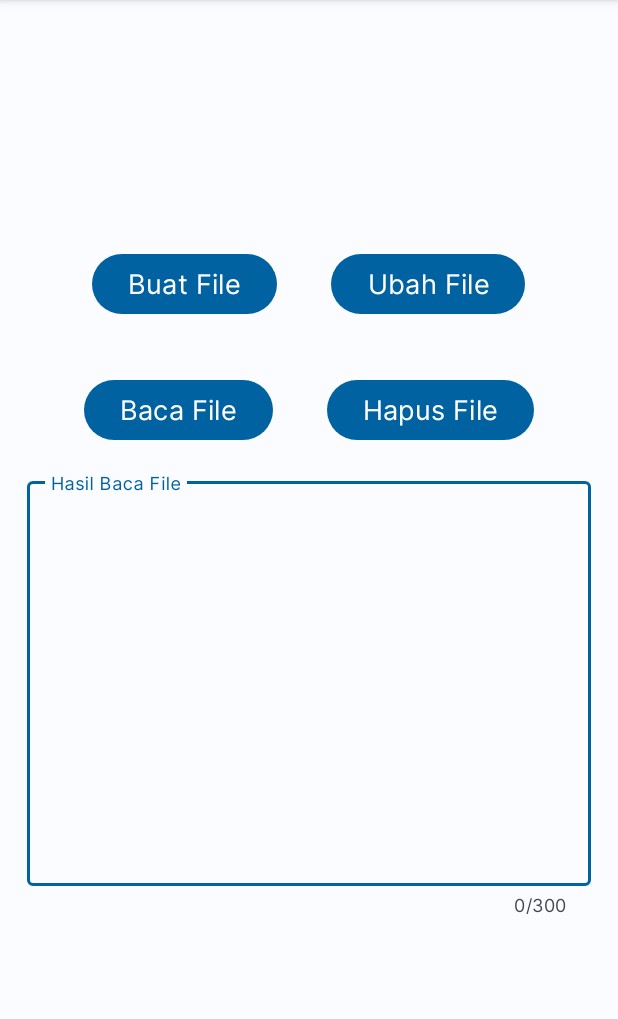
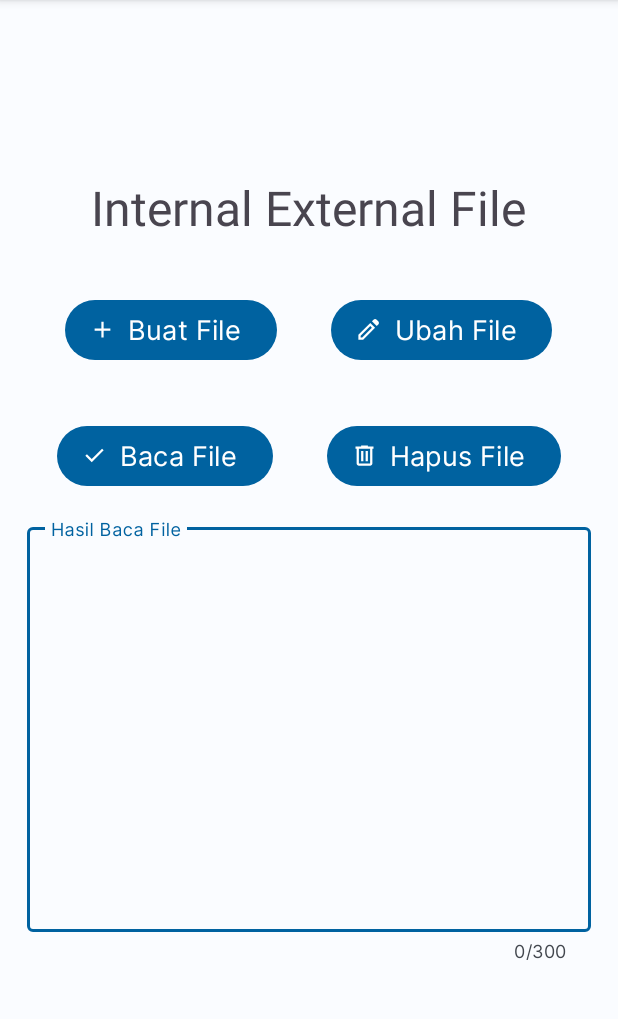
Before and after one commit to fierzahaikkal/pbo_java_android, an Android app: the InternalExternalActivity screen opened directly, with no data from a screen before it, on a phone screen of 412 x 824 dp, the part 96-1115 px from its top. Run offline under Robolectric (Android 15) with nearby library versions, the phone set to English and light mode, and no system bars.

Commit message:
feature: menambahkan act internal external

```diff
--- /dev/null
+++ b/app/src/main/res/drawable/add_24px.xml
@@ -0,0 +1,10 @@
+<vector xmlns:android="http://schemas.android.com/apk/res/android"
+    android:width="24dp"
+    android:height="24dp"
+    android:viewportWidth="960"
+    android:viewportHeight="960"
+    android:tint="?attr/colorControlNormal">
+  <path
+      android:fillColor="@android:color/white"
+      android:pathData="M440,760L440,520L200,520L200,440L440,440L440,200L520,200L520,440L760,440L760,520L520,520L520,760L440,760Z"/>
+</vector>
--- /dev/null
+++ b/app/src/main/res/drawable/check_24px.xml
@@ -0,0 +1,10 @@
+<vector xmlns:android="http://schemas.android.com/apk/res/android"
+    android:width="24dp"
+    android:height="24dp"
+    android:viewportWidth="960"
+    android:viewportHeight="960"
+    android:tint="?attr/colorControlNormal">
+  <path
+      android:fillColor="@android:color/white"
+      android:pathData="M382,720L154,492L211,435L382,606L749,239L806,296L382,720Z"/>
+</vector>
--- /dev/null
+++ b/app/src/main/res/drawable/delete_24px.xml
@@ -0,0 +1,10 @@
+<vector xmlns:android="http://schemas.android.com/apk/res/android"
+    android:width="24dp"
+    android:height="24dp"
+    android:viewportWidth="960"
+    android:viewportHeight="960"
+    android:tint="?attr/colorControlNormal">
+  <path
+      android:fillColor="@android:color/white"
+      android:pathData="M280,840Q247,840 223.5,816.5Q200,793 200,760L200,240L160,240L160,160L360,160L360,120L600,120L600,160L800,160L800,240L760,240L760,760Q760,793 736.5,816.5Q713,840 680,840L280,840ZM680,240L280,240L280,760Q280,760 280,760Q280,760 280,760L680,760Q680,760 680,760Q680,760 680,760L680,240ZM360,680L440,680L440,320L360,320L360,680ZM520,680L600,680L600,320L520,320L520,680ZM280,240L280,240L280,760Q280,760 280,760Q280,760 280,760L280,760Q280,760 280,760Q280,760 280,760L280,240Z"/>
+</vector>
--- /dev/null
+++ b/app/src/main/res/drawable/edit_24px.xml
@@ -0,0 +1,10 @@
+<vector xmlns:android="http://schemas.android.com/apk/res/android"
+    android:width="24dp"
+    android:height="24dp"
+    android:viewportWidth="960"
+    android:viewportHeight="960"
+    android:tint="?attr/colorControlNormal">
+  <path
+      android:fillColor="@android:color/white"
+      android:pathData="M200,760L256,760L601,415L545,359L200,704L200,760ZM772,357L602,189L658,133Q681,110 714.5,110Q748,110 771,133L827,189Q850,212 851,244.5Q852,277 829,300L772,357ZM714,416L290,840L120,840L120,670L544,246L714,416ZM573,387L545,359L545,359L601,415L601,415L573,387Z"/>
+</vector>
--- a/app/src/main/res/layout/activity_internal_external.xml
+++ b/app/src/main/res/layout/activity_internal_external.xml
@@ -9,13 +9,21 @@
     android:background="@color/md_theme_light_background"
     tools:context=".InternalExternalActivity">
 
+    <TextView
+        style="@style/TextAppearance.Material3.HeadlineLarge"
+        android:layout_width="wrap_content"
+        android:layout_height="wrap_content"
+        android:text="Internal External File"
+        android:layout_marginBottom="18dp"/>
+
     <LinearLayout
         android:layout_width="wrap_content"
         android:layout_height="wrap_content"
         android:orientation="horizontal">
 
         <Button
-            style="@style/Widget.Material3.Button"
+            style="@style/Widget.Material3.Button.Icon"
+            app:icon="@drawable/add_24px"
             android:id="@+id/btnBuatFile"
             android:layout_width="wrap_content"
             android:layout_height="wrap_content"
@@ -24,7 +32,8 @@
             android:text="Buat File"/>
 
         <Button
-            style="@style/Widget.Material3.Button"
+            style="@style/Widget.Material3.Button.Icon"
+            app:icon="@drawable/edit_24px"
             android:id="@+id/btnUbahFile"
             android:layout_width="wrap_content"
             android:layout_height="wrap_content"
@@ -41,7 +50,8 @@
         android:orientation="horizontal">
 
         <Button
-            style="@style/Widget.Material3.Button"
+            style="@style/Widget.Material3.Button.Icon"
+            app:icon="@drawable/check_24px"
             android:id="@+id/btnBacaFile"
             android:layout_width="wrap_content"
             android:layout_height="wrap_content"
@@ -51,7 +61,8 @@
             android:text="Baca File"/>
 
         <Button
-            style="@style/Widget.Material3.Button"
+            style="@style/Widget.Material3.Button.Icon"
+            app:icon="@drawable/delete_24px"
             android:id="@+id/btnHapusFile"
             android:layout_width="wrap_content"
             android:layout_height="wrap_content"
```
